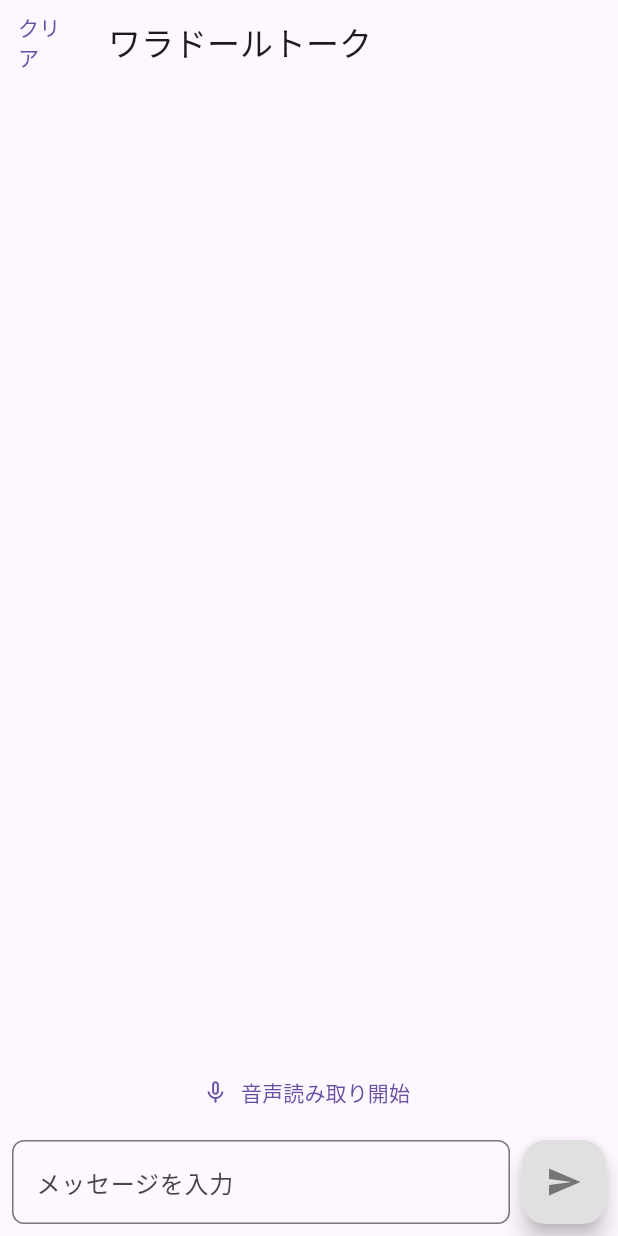
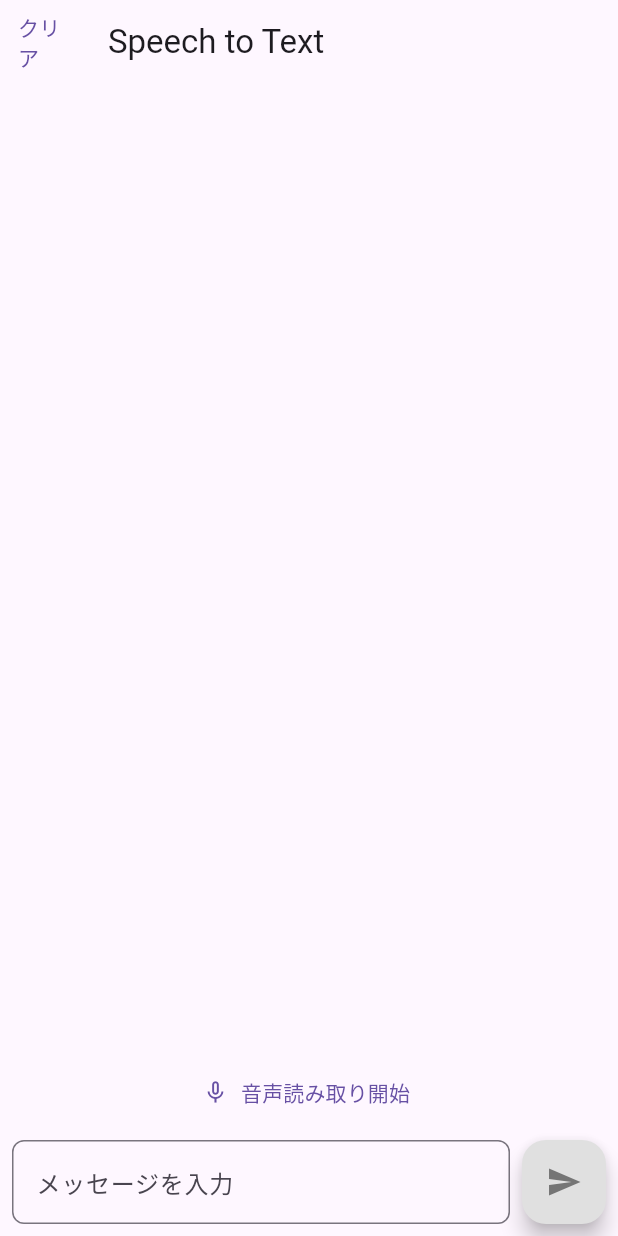
Before and after one commit to hitotori365/2025-zenn-hackathon, a Flutter app: the screen it shows after launch, on a phone screen of 412 x 824 dp. Run offline on Flutter 3.47's test engine with Material 3 defaults, Android fonts, the phone set to English and light mode, and no system bars; our stand-ins replace flutter_dotenv, flutter_riverpod, just_audio, speech_to_text; missing offline and left inert: dart:html.

Commit message:
Revert "タイトルを変更"
This reverts commit 05cf635c8891c33671c6283b90d0934af01d6448.

```diff
--- a/frontend/lib/views/speech_screen.dart
+++ b/frontend/lib/views/speech_screen.dart
@@ -34,7 +34,7 @@ class _SpeechToTextScreenState extends ConsumerState<SpeechToTextScreen> {
 
     return Scaffold(
       appBar: AppBar(
-        title: const Text('ワラドールトーク'),
+        title: const Text('Speech to Text'),
         leading: TextButton(
           onPressed: speechNotifier.clearLists,
           child: const Text("クリア"),
```
